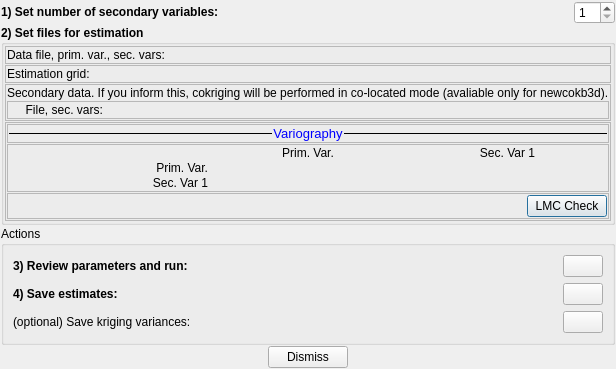
The window that dialogs/cokrigingdialog.ui (PauloCarvalhoRJ/gammaray) describes before a commit, drawn with Qt 5.
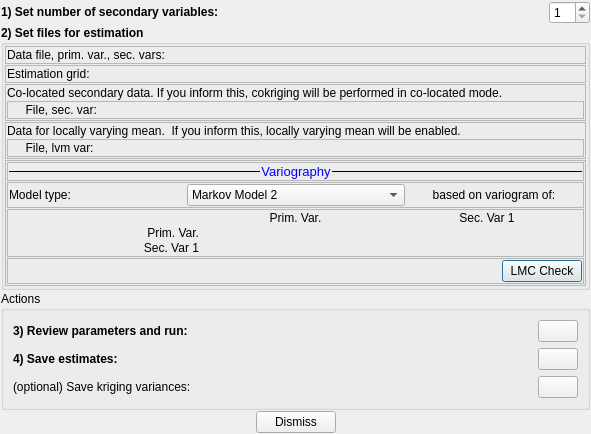
The same window after the commit. Icons and pictures are not drawn.

Commit message: Added GUI behavior for newcokb3d in the cokriging dialog.

```diff
--- a/dialogs/cokrigingdialog.ui
+++ b/dialogs/cokrigingdialog.ui
@@ -6,8 +6,8 @@
    <rect>
     <x>0</x>
     <y>0</y>
-    <width>583</width>
-    <height>356</height>
+    <width>591</width>
+    <height>428</height>
    </rect>
   </property>
   <property name="windowTitle">
@@ -216,7 +216,7 @@
             </font>
            </property>
            <property name="text">
-            <string>&lt;html&gt;&lt;head/&gt;&lt;body&gt;&lt;p&gt;Secondary data. If you inform this, cokriging will be performed in co-located mode (avaliable only for newcokb3d).&lt;/p&gt;&lt;/body&gt;&lt;/html&gt;</string>
+            <string>&lt;html&gt;&lt;head/&gt;&lt;body&gt;&lt;p&gt;Co-located secondary data. If you inform this, cokriging will be performed in co-located mode.&lt;/p&gt;&lt;/body&gt;&lt;/html&gt;</string>
            </property>
           </widget>
          </item>
@@ -265,7 +265,93 @@
                </font>
               </property>
               <property name="text">
-               <string>     File, sec. vars:</string>
+               <string>     File, sec. var:</string>
+              </property>
+             </widget>
+            </item>
+           </layout>
+          </widget>
+         </item>
+        </layout>
+       </widget>
+      </item>
+      <item>
+       <widget class="QFrame" name="frmOuterLVMData">
+        <property name="frameShape">
+         <enum>QFrame::StyledPanel</enum>
+        </property>
+        <property name="frameShadow">
+         <enum>QFrame::Raised</enum>
+        </property>
+        <layout class="QVBoxLayout" name="verticalLayout_5">
+         <property name="spacing">
+          <number>1</number>
+         </property>
+         <property name="leftMargin">
+          <number>1</number>
+         </property>
+         <property name="topMargin">
+          <number>1</number>
+         </property>
+         <property name="rightMargin">
+          <number>1</number>
+         </property>
+         <property name="bottomMargin">
+          <number>1</number>
+         </property>
+         <item>
+          <widget class="QLabel" name="label_11">
+           <property name="font">
+            <font>
+             <weight>50</weight>
+             <bold>false</bold>
+            </font>
+           </property>
+           <property name="text">
+            <string>Data for locally varying mean.  If you inform this, locally varying mean will be enabled.</string>
+           </property>
+          </widget>
+         </item>
+         <item>
+          <widget class="QFrame" name="frmLVMData">
+           <property name="frameShape">
+            <enum>QFrame::StyledPanel</enum>
+           </property>
+           <property name="frameShadow">
+            <enum>QFrame::Raised</enum>
+           </property>
+           <layout class="QHBoxLayout" name="horizontalLayout_8">
+            <property name="spacing">
+             <number>1</number>
+            </property>
+            <property name="leftMargin">
+             <number>1</number>
+            </property>
+            <property name="topMargin">
+             <number>1</number>
+            </property>
+            <property name="rightMargin">
+             <number>1</number>
+            </property>
+            <property name="bottomMargin">
+             <number>1</number>
+            </property>
+            <item>
+             <widget class="QLabel" name="label_12">
+              <property name="sizePolicy">
+               <sizepolicy hsizetype="MinimumExpanding" vsizetype="Preferred">
+                <horstretch>0</horstretch>
+                <verstretch>0</verstretch>
+               </sizepolicy>
+              </property>
+              <property name="font">
+               <font>
+                <weight>50</weight>
+                <bold>false</bold>
+               </font>
+              </property>
+              <property name="text">
+               <string>     File, lvm var:</string>
               </property>
              </widget>
             </item>
@@ -380,6 +466,78 @@
            </layout>
           </widget>
          </item>
+         <item>
+          <widget class="QFrame" name="frmModelType">
+           <property name="font">
+            <font>
+             <weight>50</weight>
+             <bold>false</bold>
+            </font>
+           </property>
+           <property name="frameShape">
+            <enum>QFrame::StyledPanel</enum>
+           </property>
+           <property name="frameShadow">
+            <enum>QFrame::Raised</enum>
+           </property>
+           <layout class="QHBoxLayout" name="horizontalLayout_9">
+            <property name="spacing">
+             <number>1</number>
+            </property>
+            <property name="leftMargin">
+             <number>1</number>
+            </property>
+            <property name="topMargin">
+             <number>1</number>
+            </property>
+            <property name="rightMargin">
+             <number>1</number>
+            </property>
+            <property name="bottomMargin">
+             <number>1</number>
+            </property>
+            <item>
+             <widget class="QLabel" name="label_13">
+              <property name="text">
+               <string>Model type:</string>
+              </property>
+             </widget>
+            </item>
+            <item>
+             <widget class="QComboBox" name="cmbModelType">
+              <property name="currentIndex">
+               <number>1</number>
+              </property>
+              <item>
+               <property name="text">
+                <string>Markov Model 1</string>
+               </property>
+              </item>
+              <item>
+               <property name="text">
+                <string>Markov Model 2</string>
+               </property>
+              </item>
+              <item>
+               <property name="text">
+                <string>Linear Model of Corregionalization</string>
+               </property>
+              </item>
+             </widget>
+            </item>
+            <item>
+             <widget class="QLabel" name="lblSecVarForMM2">
+              <property name="text">
+               <string>based on variogram of:</string>
+              </property>
+              <property name="alignment">
+               <set>Qt::AlignCenter</set>
+              </property>
+             </widget>
+            </item>
+           </layout>
+          </widget>
+         </item>
          <item>
           <widget class="QFrame" name="frmVariogramArray">
            <property name="frameShape">
```
Left out of the diff: 37 changed lines with no effect on the pictures. The commit also changes 2 other files.
